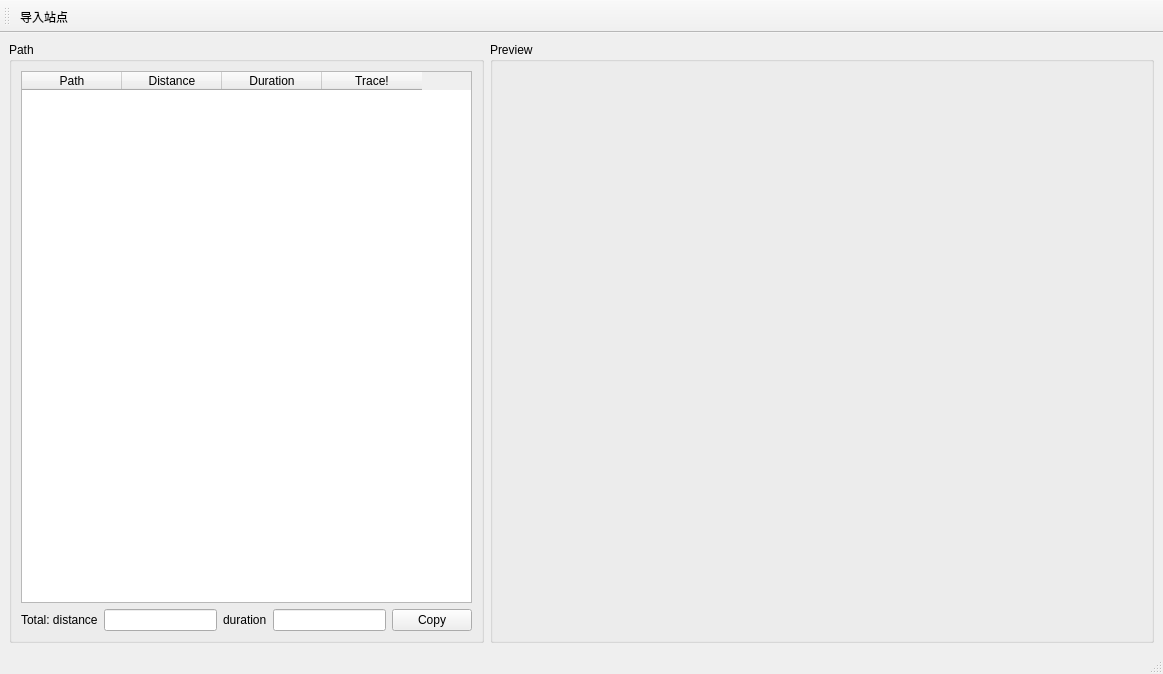
Above: mainwindow.ui from gl2summer/tracker before the change. Below: the same form after it.
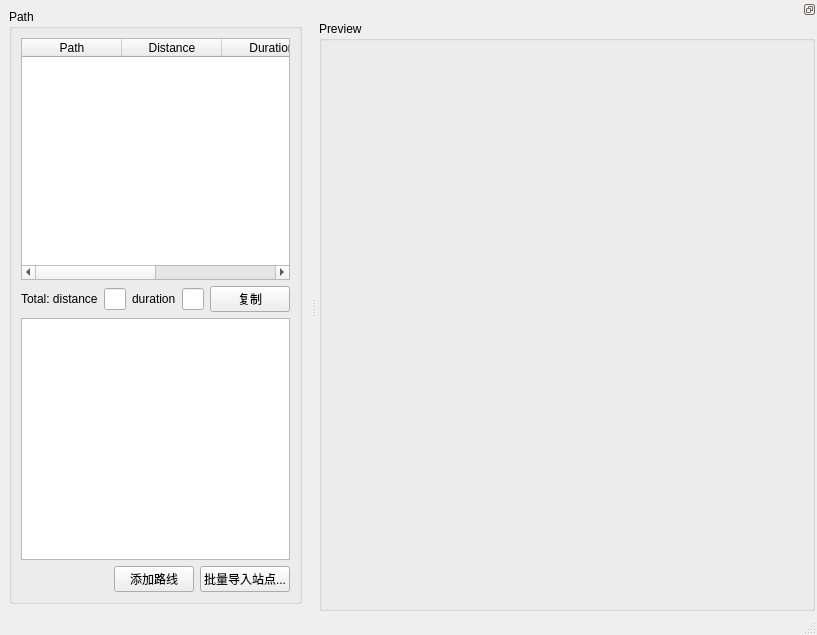
That is the form after the change.

```diff
--- a/mainwindow.ui
+++ b/mainwindow.ui
@@ -6,15 +6,15 @@
    <rect>
     <x>0</x>
     <y>0</y>
-    <width>1163</width>
-    <height>674</height>
+    <width>458</width>
+    <height>635</height>
    </rect>
   </property>
   <property name="windowTitle">
    <string>MainWindow</string>
   </property>
   <widget class="QWidget" name="centralwidget">
-   <layout class="QHBoxLayout" name="horizontalLayout_2">
+   <layout class="QVBoxLayout" name="verticalLayout_3">
     <item>
      <widget class="QGroupBox" name="gbPath">
       <property name="title">
@@ -78,37 +78,45 @@
          <item>
           <widget class="QPushButton" name="pbCopyTotal">
            <property name="text">
-            <string>Copy</string>
+            <string>复制</string>
            </property>
           </widget>
          </item>
         </layout>
        </item>
-      </layout>
-     </widget>
-    </item>
-    <item>
-     <widget class="QGroupBox" name="gbPreview">
-      <property name="title">
-       <string>Preview</string>
-      </property>
-      <layout class="QVBoxLayout" name="verticalLayout_2">
        <item>
-        <widget class="QWidget" name="wdMap" native="true">
-         <property name="sizePolicy">
-          <sizepolicy hsizetype="MinimumExpanding" vsizetype="Preferred">
-           <horstretch>0</horstretch>
-           <verstretch>0</verstretch>
-          </sizepolicy>
-         </property>
-         <property name="minimumSize">
-          <size>
-           <width>640</width>
-           <height>0</height>
-          </size>
-         </property>
-         <layout class="QGridLayout" name="gridLayout_2"/>
-        </widget>
+        <widget class="QTextEdit" name="teTempPaths"/>
+       </item>
+       <item>
+        <layout class="QHBoxLayout" name="horizontalLayout_3">
+         <item>
+          <spacer name="horizontalSpacer">
+           <property name="orientation">
+            <enum>Qt::Horizontal</enum>
+           </property>
+           <property name="sizeHint" stdset="0">
+            <size>
+             <width>40</width>
+             <height>20</height>
+            </size>
+           </property>
+          </spacer>
+         </item>
+         <item>
+          <widget class="QPushButton" name="pbAddPathToList">
+           <property name="text">
+            <string>添加路线</string>
+           </property>
+          </widget>
+         </item>
+         <item>
+          <widget class="QPushButton" name="pbImportSites">
+           <property name="text">
+            <string>批量导入站点...</string>
+           </property>
+          </widget>
+         </item>
+        </layout>
        </item>
       </layout>
      </widget>
@@ -125,19 +133,112 @@
     </rect>
    </property>
   </widget>
-  <widget class="QToolBar" name="toolBar">
-   <property name="windowTitle">
-    <string>toolBar</string>
-   </property>
-   <attribute name="toolBarArea">
-    <enum>TopToolBarArea</enum>
-   </attribute>
-   <attribute name="toolBarBreak">
-    <bool>false</bool>
-   </attribute>
-   <addaction name="actionImportPathPoints"/>
-  </widget>
   <widget class="QStatusBar" name="statusBar"/>
+  <widget class="QDockWidget" name="dockWidget">
+   <property name="sizePolicy">
+    <sizepolicy hsizetype="Expanding" vsizetype="Expanding">
+     <horstretch>0</horstretch>
+     <verstretch>0</verstretch>
+    </sizepolicy>
+   </property>
+   <property name="minimumSize">
+    <size>
+     <width>500</width>
+     <height>422</height>
+    </size>
+   </property>
+   <property name="floating">
+    <bool>true</bool>
+   </property>
+   <property name="features">
+    <set>QDockWidget::DockWidgetFloatable|QDockWidget::DockWidgetMovable</set>
+   </property>
+   <property name="allowedAreas">
+    <set>Qt::RightDockWidgetArea</set>
+   </property>
+   <attribute name="dockWidgetArea">
+    <number>2</number>
+   </attribute>
+   <widget class="QWidget" name="dockWidgetContents">
+    <property name="sizePolicy">
+     <sizepolicy hsizetype="Expanding" vsizetype="Expanding">
+      <horstretch>0</horstretch>
+      <verstretch>0</verstretch>
+     </sizepolicy>
+    </property>
+    <property name="minimumSize">
+     <size>
+      <width>0</width>
+      <height>400</height>
+     </size>
+    </property>
+    <layout class="QHBoxLayout" name="horizontalLayout_2">
+     <property name="leftMargin">
+      <number>2</number>
+     </property>
+     <property name="topMargin">
+      <number>2</number>
+     </property>
+     <property name="rightMargin">
+      <number>2</number>
+     </property>
+     <property name="bottomMargin">
+      <number>2</number>
+     </property>
+     <item>
+      <widget class="QGroupBox" name="gbPreview">
+       <property name="title">
+        <string>Preview</string>
+       </property>
+       <layout class="QVBoxLayout" name="verticalLayout_2">
+        <property name="leftMargin">
+         <number>5</number>
+        </property>
+        <property name="topMargin">
+         <number>5</number>
+        </property>
+        <property name="rightMargin">
+         <number>5</number>
+        </property>
+        <property name="bottomMargin">
+         <number>5</number>
+        </property>
+        <item>
+         <widget class="QWidget" name="wdMap" native="true">
+          <property name="sizePolicy">
+           <sizepolicy hsizetype="MinimumExpanding" vsizetype="Preferred">
+            <horstretch>0</horstretch>
+            <verstretch>0</verstretch>
+           </sizepolicy>
+          </property>
+          <property name="minimumSize">
+           <size>
+            <width>480</width>
+            <height>0</height>
+           </size>
+          </property>
+          <layout class="QGridLayout" name="gridLayout_2">
+           <property name="leftMargin">
+            <number>2</number>
+           </property>
+           <property name="topMargin">
+            <number>2</number>
+           </property>
+           <property name="rightMargin">
+            <number>2</number>
+           </property>
+           <property name="bottomMargin">
+            <number>2</number>
+           </property>
+          </layout>
+         </widget>
+        </item>
+       </layout>
+      </widget>
+     </item>
+    </layout>
+   </widget>
+  </widget>
   <action name="actionImportPathPoints">
    <property name="text">
     <string>导入站点</string>
```
Left out of the diff: 2 changed lines with no effect on the pictures.
